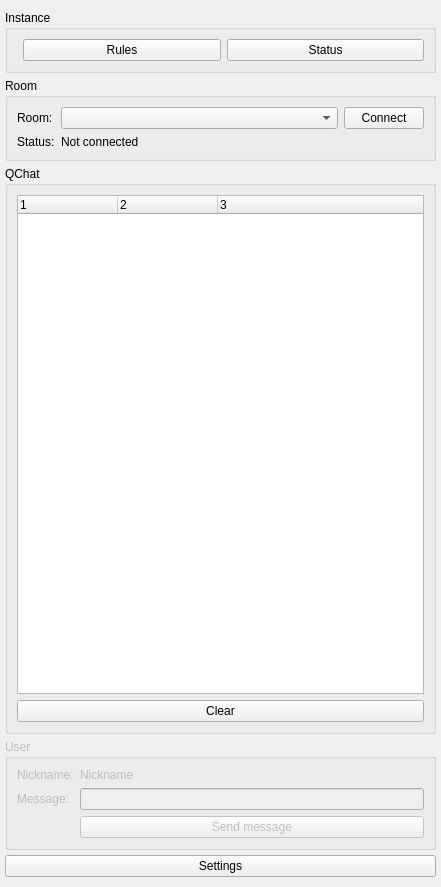
Before: the Qt Designer form qtribu/gui/dck_qchat.ui in geotribu/qtribu, drawn with Qt 5.
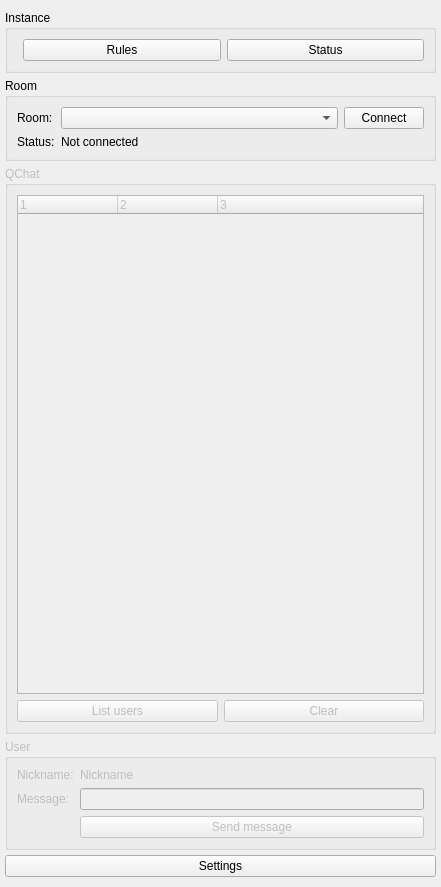
After: the same form once the commit is applied. Custom widgets are drawn as their Qt base class.

Commit message: feature(qchat): handle users registration

Patch:
```diff
--- a/qtribu/gui/dck_qchat.ui
+++ b/qtribu/gui/dck_qchat.ui
@@ -145,6 +145,9 @@
     </item>
     <item>
      <widget class="QgsCollapsibleGroupBox" name="grb_qchat">
+      <property name="enabled">
+       <bool>false</bool>
+      </property>
       <property name="sizePolicy">
        <sizepolicy hsizetype="Preferred" vsizetype="Expanding">
         <horstretch>0</horstretch>
@@ -208,6 +211,18 @@
         </widget>
        </item>
        <item>
+        <layout class="QHBoxLayout" name="hly_qchat_buttons">
+         <item>
+          <widget class="QPushButton" name="bltn_list_users">
+           <property name="cursor">
+            <cursorShape>PointingHandCursor</cursorShape>
+           </property>
+           <property name="text">
+            <string>List users</string>
+           </property>
+          </widget>
+         </item>
+         <item>
         <widget class="QPushButton" name="btn_clear_chat">
          <property name="cursor">
           <cursorShape>PointingHandCursor</cursorShape>
@@ -216,6 +231,8 @@
           <string>Clear</string>
          </property>
         </widget>
+         </item>
+        </layout>
        </item>
       </layout>
      </widget>
```
Lines whose indentation alone changed are shown as unchanged. The commit also changes 2 other files.
